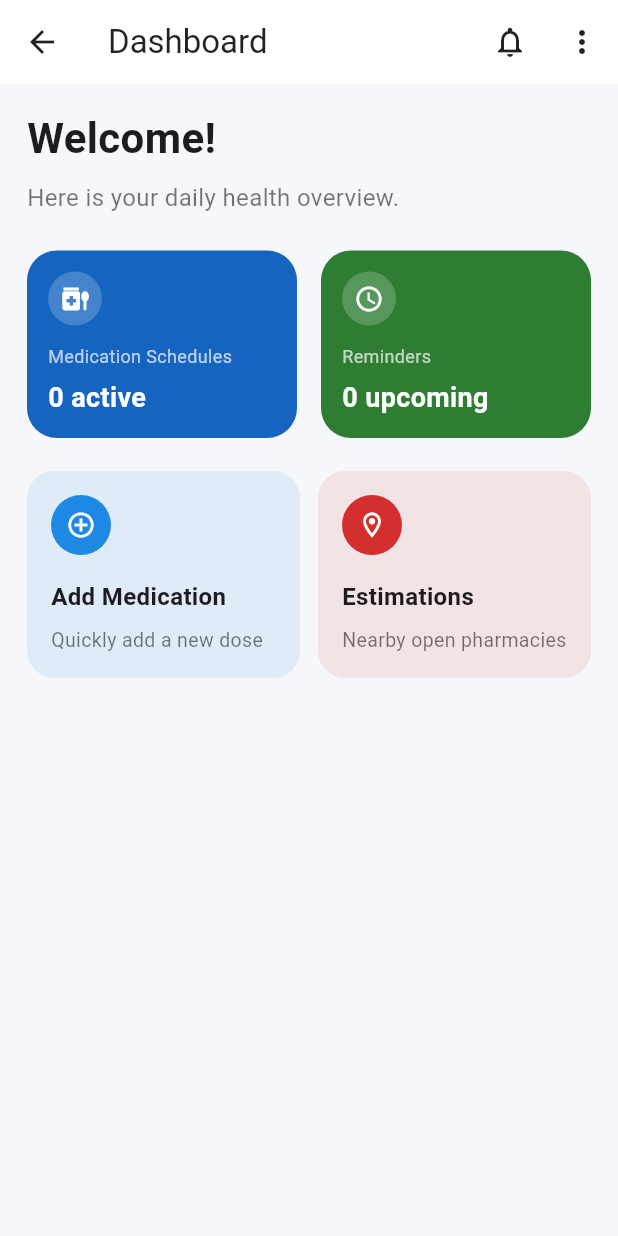
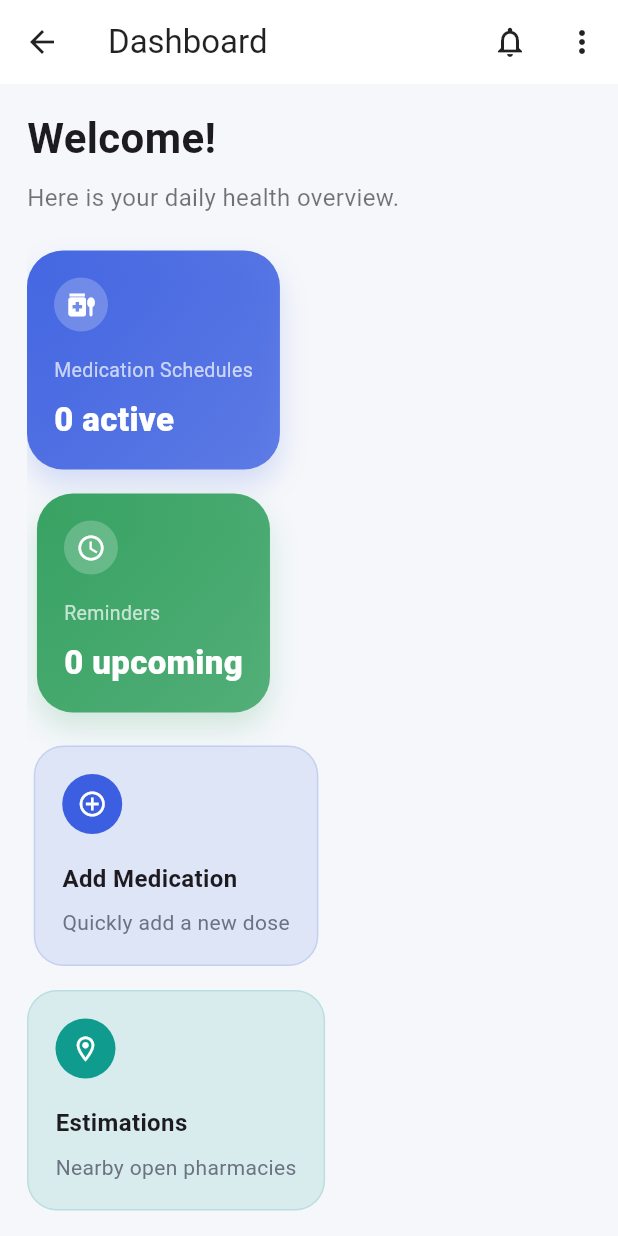
Before and after one commit to joelkabanda/QuickMed, a Flutter app: the DashboardScreen screen opened by its route, on a phone screen of 412 x 824 dp. Run offline on Flutter 3.47's test engine with Material 3 defaults, Android fonts, the light colour scheme and no system bars; our stand-ins replace cloud_firestore, firebase_auth, firebase_core, flutter_map, geocoding, geolocator and 3 more; missing offline and left inert: google_mlkit_text_recognition, map_launcher; accounts and stored records are empty.

Commit message:
Refined dashboard

```diff
--- a/lib/features/dashboard/screens/dashboard_screen.dart
+++ b/lib/features/dashboard/screens/dashboard_screen.dart
@@ -1,5 +1,6 @@
 import 'package:flutter/material.dart';
 import 'package:firebase_auth/firebase_auth.dart';
+import 'package:quickmed/constants/app_colors.dart';
 import 'package:quickmed/features/authentication/services/auth_service.dart';
 import 'package:quickmed/routes/app_routes.dart';
 import 'package:quickmed/models/pharmacy_model.dart';
@@ -148,16 +149,27 @@ class _DashboardScreenState extends State<DashboardScreen> {
     return Material(
       color: Colors.transparent,
       child: InkWell(
-        borderRadius: BorderRadius.circular(20),
+        borderRadius: BorderRadius.circular(24),
         onTap: onTap ??
             (route == null
                 ? null
                 : () => Navigator.of(context).pushNamed(route)),
         child: Container(
-          padding: const EdgeInsets.all(14),
+          padding: const EdgeInsets.all(18),
           decoration: BoxDecoration(
-            color: color,
-            borderRadius: BorderRadius.circular(20),
+            gradient: LinearGradient(
+              colors: [color.withOpacity(0.95), color.withOpacity(0.78)],
+              begin: Alignment.topLeft,
+              end: Alignment.bottomRight,
+            ),
+            borderRadius: BorderRadius.circular(24),
+            boxShadow: [
+              BoxShadow(
+                color: color.withOpacity(0.18),
+                blurRadius: 16,
+                offset: const Offset(0, 10),
+              ),
+            ],
           ),
           child: Column(
             crossAxisAlignment: CrossAxisAlignment.start,
@@ -165,24 +177,24 @@ class _DashboardScreenState extends State<DashboardScreen> {
             children: [
               CircleAvatar(
                 radius: 18,
-                backgroundColor: Colors.white.withOpacity(0.2),
+                backgroundColor: Colors.white.withOpacity(0.22),
                 child: Icon(icon, color: Colors.white, size: 20),
               ),
-              const SizedBox(height: 12),
+              const SizedBox(height: 16),
               Text(
                 title,
                 style: const TextStyle(
                   color: Colors.white70,
-                  fontSize: 12,
+                  fontSize: 13,
                 ),
               ),
-              const SizedBox(height: 6),
+              const SizedBox(height: 8),
               Text(
                 value,
                 style: const TextStyle(
                   color: Colors.white,
-                  fontSize: 18,
-                  fontWeight: FontWeight.bold,
+                  fontSize: 22,
+                  fontWeight: FontWeight.w800,
                 ),
               ),
             ],
@@ -204,14 +216,15 @@ class _DashboardScreenState extends State<DashboardScreen> {
     final child = Material(
       color: Colors.transparent,
       child: InkWell(
-        borderRadius: BorderRadius.circular(18),
+        borderRadius: BorderRadius.circular(20),
         onTap:
             route == null ? null : () => Navigator.of(context).pushNamed(route),
         child: Container(
-          padding: const EdgeInsets.all(16),
+          padding: const EdgeInsets.all(18),
           decoration: BoxDecoration(
-            color: color.withOpacity(0.1),
-            borderRadius: BorderRadius.circular(18),
+            color: color.withOpacity(0.12),
+            borderRadius: BorderRadius.circular(20),
+            border: Border.all(color: color.withOpacity(0.16)),
           ),
           child: Column(
             crossAxisAlignment: CrossAxisAlignment.start,
@@ -221,20 +234,20 @@ class _DashboardScreenState extends State<DashboardScreen> {
                 backgroundColor: color,
                 child: Icon(icon, color: Colors.white, size: 20),
               ),
-              const SizedBox(height: 16),
+              const SizedBox(height: 18),
               Text(
                 title,
                 style: const TextStyle(
                   fontSize: 16,
-                  fontWeight: FontWeight.w600,
+                  fontWeight: FontWeight.w700,
                 ),
               ),
               const SizedBox(height: 8),
               Text(
                 subtitle,
                 style: const TextStyle(
-                  color: Colors.black54,
-                  fontSize: 13,
+                  color: AppColors.textSecondary,
+                  fontSize: 14,
                 ),
               ),
             ],
@@ -250,72 +263,106 @@ class _DashboardScreenState extends State<DashboardScreen> {
   }
 
   Widget _buildResponsiveSummaryCards(BuildContext context) {
-    return Row(
-      children: [
-        Expanded(
-          child: _buildSummaryCard(
+    return LayoutBuilder(
+      builder: (context, constraints) {
+        final bool isWide = constraints.maxWidth >= 640;
+        final summaryCards = [
+          _buildSummaryCard(
             context,
             icon: Icons.medication_liquid,
             title: 'Medication Schedules',
             value: _activeMedicationsCount != null
                 ? '${_activeMedicationsCount!} active'
                 : 'Loading...',
-            color: const Color(0xFF1565C0),
+            color: AppColors.primary,
             onTap: () {
               Navigator.of(context)
                   .pushNamed(AppRoutes.medications)
                   .then((_) => _loadDashboardCounts());
             },
           ),
-        ),
-        const SizedBox(width: 16),
-        Expanded(
-          child: _buildSummaryCard(
+          _buildSummaryCard(
             context,
             icon: Icons.access_time,
             title: 'Reminders',
             value: _upcomingRemindersCount != null
                 ? '${_upcomingRemindersCount!} upcoming'
                 : 'Loading...',
-            color: const Color(0xFF2E7D32),
+            color: AppColors.success,
             onTap: () {
               Navigator.of(context)
                   .pushNamed(AppRoutes.reminders)
                   .then((_) => _loadDashboardCounts());
             },
           ),
-        ),
-      ],
+        ];
+
+        if (isWide) {
+          return Row(
+            crossAxisAlignment: CrossAxisAlignment.start,
+            children: [
+              Expanded(child: summaryCards[0]),
+              const SizedBox(width: 16),
+              Expanded(child: summaryCards[1]),
+            ],
+          );
+        }
+
+        return Column(
+          children: [
+            summaryCards[0],
+            const SizedBox(height: 16),
+            summaryCards[1],
+          ],
+        );
+      },
     );
   }
 
   Widget _buildResponsiveFeatureTiles(BuildContext context) {
-    return Row(
-      children: [
-        Expanded(
-          child: _buildFeatureTile(
+    return LayoutBuilder(
+      builder: (context, constraints) {
+        final bool isWide = constraints.maxWidth >= 640;
+        final featureTiles = [
+          _buildFeatureTile(
             context: context,
             icon: Icons.add_circle_outline,
             title: 'Add Medication',
             subtitle: 'Quickly add a new dose',
-            color: const Color(0xFF1E88E5),
+            color: AppColors.primary,
             route: AppRoutes.addMedication,
             isExpanded: false,
           ),
-        ),
-        const SizedBox(width: 12),
-        Expanded(
-          child: _buildFeatureTile(
+          _buildFeatureTile(
             context: context,
             icon: Icons.location_on_outlined,
             title: 'Estimations',
             subtitle: 'Nearby open pharmacies',
-            color: const Color(0xFFD32F2F),
+            color: AppColors.accent,
             route: AppRoutes.pharmacyMap,
             isExpanded: false,
           ),
-        ),
-      ],
+        ];
+
+        if (isWide) {
+          return Row(
+            crossAxisAlignment: CrossAxisAlignment.start,
+            children: [
+              Expanded(child: featureTiles[0]),
+              const SizedBox(width: 14),
+              Expanded(child: featureTiles[1]),
+            ],
+          );
+        }
+
+        return Column(
+          children: [
+            featureTiles[0],
+            const SizedBox(height: 16),
+            featureTiles[1],
+          ],
+        );
+      },
     );
   }
 
```
Also changed, not shown: lib/constants/app_theme.dart (+8 -0 lines), 3 other files.
